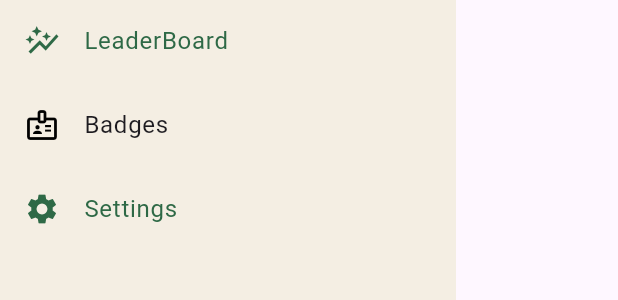
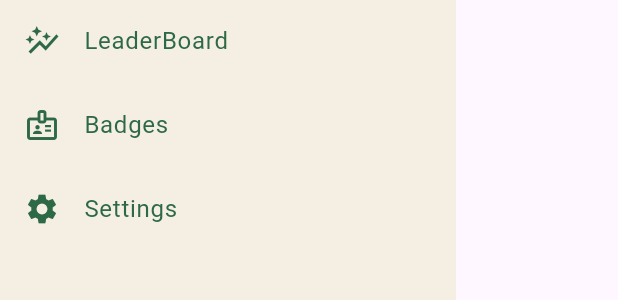
Before and after one commit to marcsaffold17/GetFitApp, a Flutter app: the NavBar widget shown alone on an empty page, opened directly, on a phone screen of 412 x 824 dp. Shown: the part 391-691 px from the top of the screen. Run offline on Flutter 3.47's test engine with Material 3 defaults, Android fonts, the phone set to English and light mode, and no system bars; our stand-ins replace cloud_firestore, firebase_core, firebase_storage, fl_chart, google_nav_bar, image_picker and 2 more; accounts and stored records are empty; network calls fail.

Commit message:
Qucky fixed all problems that happened after merge

```diff
--- a/get_fit_app/lib/view/nav_bar.dart
+++ b/get_fit_app/lib/view/nav_bar.dart
@@ -1,7 +1,11 @@
 import 'package:flutter/material.dart';
 import 'package:get_fit_app/view/LeaderboardPage.dart';
 import '../view/HomePage.dart';
-import '../view/SettingsPage.dart';
+import 'SettingsPage.dart';
+import '../view/checklist_view.dart';
+import '../view/login_view.dart';
+import '../presenter/global_presenter.dart';
+import '../view/badge_screen.dart';
 
 
 class NavBar extends StatelessWidget {
@@ -98,10 +102,10 @@ class NavBar extends StatelessWidget {
                 // ✅ Updated Badge ListTile to pass in the presenter
                 ListTile(
                   leading: const Icon(
-                    Icons.badge_outlined,
-                    color: Colors.black,
+                      Icons.badge_outlined,
+                      color: Color.fromARGB(255, 46, 105, 70)
                   ),
-                  title: const Text("Badges"),
+                  title: const Text("Badges", style: TextStyle(color: Color.fromARGB(255, 46, 105, 70)),),
                   onTap: () {
                     Navigator.push(
                       context,
```
Also changed, not shown: get_fit_app/lib/view/badge_screen.dart (+12 -2 lines), get_fit_app/pubspec.lock, 3 other files.
